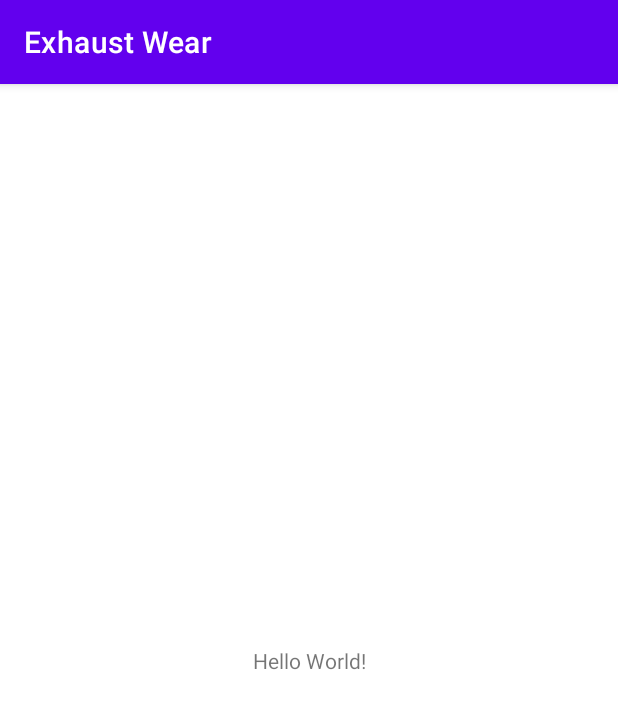
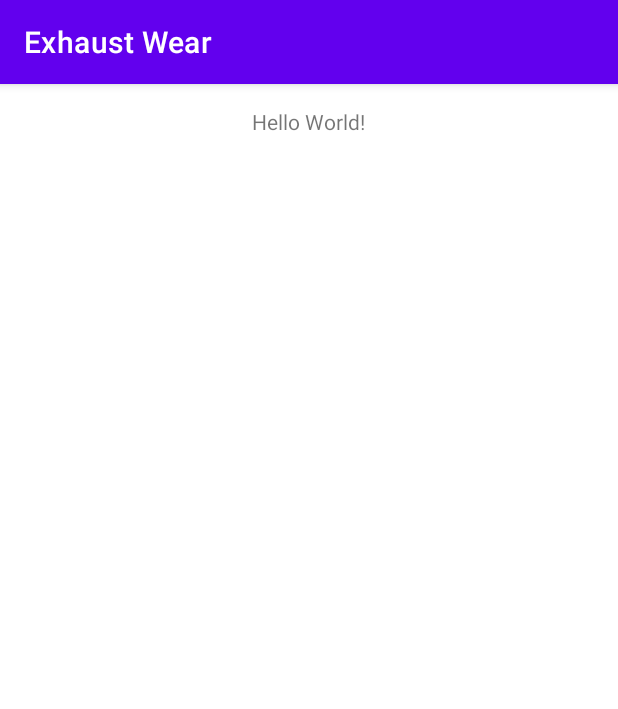
Before and after one commit to twinown/Exhaust_Wear, an Android app: the screen it shows after launch (MainActivity), on a phone screen of 412 x 824 dp. Shown: the top 709 px of the screen. Run offline under Robolectric (Android 15) with nearby library versions, the phone set to English and light mode, and no system bars.

Commit message:
changed_main

```diff
--- a/app/src/main/res/layout/activity_main.xml
+++ b/app/src/main/res/layout/activity_main.xml
@@ -1,5 +1,5 @@
 <?xml version="1.0" encoding="utf-8"?>
-<androidx.constraintlayout.widget.ConstraintLayout xmlns:android="http://schemas.android.com/apk/res/android"
+<RelativeLayout xmlns:android="http://schemas.android.com/apk/res/android"
     xmlns:app="http://schemas.android.com/apk/res-auto"
     xmlns:tools="http://schemas.android.com/tools"
     android:layout_width="match_parent"
@@ -10,9 +10,12 @@
         android:layout_width="wrap_content"
         android:layout_height="wrap_content"
         android:text="Hello World!"
+        android:layout_centerHorizontal="true"
+        android:layout_marginTop="15dp"
         app:layout_constraintBottom_toBottomOf="parent"
         app:layout_constraintLeft_toLeftOf="parent"
         app:layout_constraintRight_toRightOf="parent"
         app:layout_constraintTop_toTopOf="parent" />
 
-</androidx.constraintlayout.widget.ConstraintLayout>
+
+</RelativeLayout>
```
